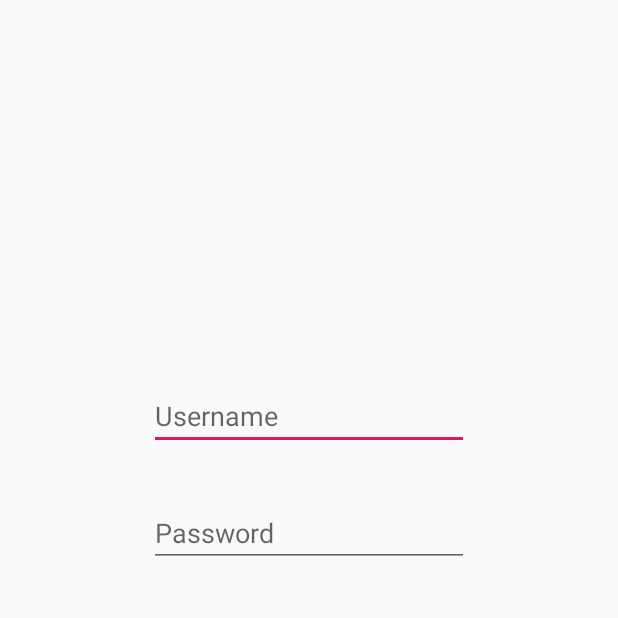
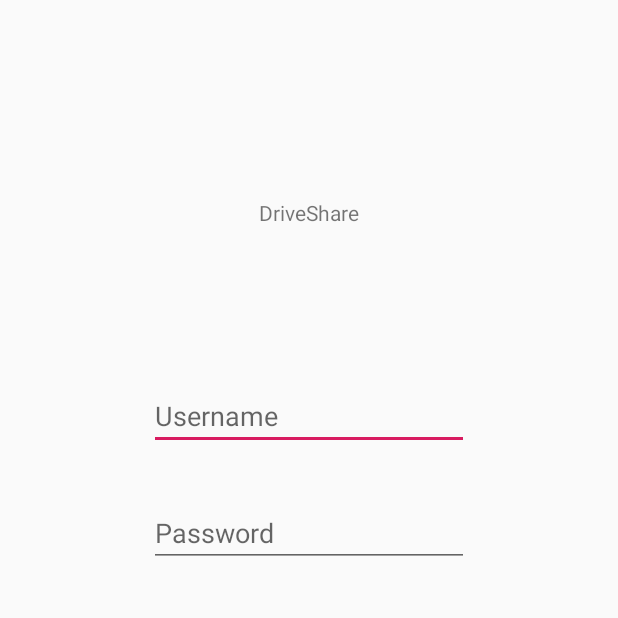
Before and after one commit to Karthikravishankar/HackISU2019Fall, an Android app: the screen it shows after launch (LoginAndSignup), on a phone screen of 412 x 824 dp, the top half of it. Run offline under Robolectric (Android 15) with nearby library versions, the phone set to English and light mode, and no system bars; our stand-ins replace Volley.

Commit message:
alot of things done here

```diff
--- a/FrontEnd/driveshare/app/src/main/res/layout/activity_main.xml
+++ b/FrontEnd/driveshare/app/src/main/res/layout/activity_main.xml
@@ -5,32 +5,6 @@
     android:layout_width="match_parent"
     android:layout_height="match_parent"
     tools:context=".LoginAndSignup">
-
-    <EditText
-        android:id="@+id/username"
-        android:layout_width="wrap_content"
-        android:layout_height="wrap_content"
-        android:ems="10"
-        android:inputType="textPersonName"
-        android:hint="Username"
-        app:layout_constraintBottom_toBottomOf="parent"
-        app:layout_constraintEnd_toEndOf="parent"
-        app:layout_constraintStart_toStartOf="parent"
-        app:layout_constraintTop_toTopOf="parent"
-        app:layout_constraintVertical_bias="0.327" />
-
-    <EditText
-        android:id="@+id/password"
-        android:layout_width="wrap_content"
-        android:layout_height="wrap_content"
-        android:ems="10"
-        android:inputType="textPersonName"
-        android:hint="Password"
-        app:layout_constraintBottom_toBottomOf="parent"
-        app:layout_constraintEnd_toEndOf="parent"
-        app:layout_constraintStart_toStartOf="parent"
-        app:layout_constraintTop_toTopOf="parent"
-        app:layout_constraintVertical_bias="0.427" />
 
     <Button
         android:id="@+id/button"
@@ -56,4 +30,41 @@
         app:layout_constraintTop_toTopOf="parent"
         app:layout_constraintVertical_bias="0.677" />
 
+    <EditText
+        android:id="@+id/username"
+        android:layout_width="wrap_content"
+        android:layout_height="wrap_content"
+        android:ems="10"
+        android:hint="Username"
+        android:inputType="textPersonName"
+        app:layout_constraintBottom_toBottomOf="parent"
+        app:layout_constraintEnd_toEndOf="parent"
+        app:layout_constraintStart_toStartOf="parent"
+        app:layout_constraintTop_toTopOf="parent"
+        app:layout_constraintVertical_bias="0.327" />
+
+    <EditText
+        android:id="@+id/password"
+        android:layout_width="wrap_content"
+        android:layout_height="wrap_content"
+        android:ems="10"
+        android:hint="Password"
+        android:inputType="textPersonName"
+        app:layout_constraintBottom_toBottomOf="parent"
+        app:layout_constraintEnd_toEndOf="parent"
+        app:layout_constraintStart_toStartOf="parent"
+        app:layout_constraintTop_toTopOf="parent"
+        app:layout_constraintVertical_bias="0.427" />
+
+    <TextView
+        android:id="@+id/DriveShare"
+        android:layout_width="wrap_content"
+        android:layout_height="wrap_content"
+        android:text="DriveShare"
+        app:layout_constraintBottom_toBottomOf="parent"
+        app:layout_constraintEnd_toEndOf="parent"
+        app:layout_constraintStart_toStartOf="parent"
+        app:layout_constraintTop_toTopOf="parent"
+        app:layout_constraintVertical_bias="0.164" />
+
 </androidx.constraintlayout.widget.ConstraintLayout>
```
Also changed, not shown: FrontEnd/driveshare/app/src/main/java/com/example/driveshare/DriveShareMain.java (+168 -1 lines), FrontEnd/driveshare/app/src/main/java/com/example/driveshare/Sound.java (+77 -20 lines), FrontEnd/driveshare/app/src/main/java/com/example/driveshare/analytics.java (+4 -4 lines), FrontEnd/driveshare/app/src/main/res/layout/activity_sound.xml (+14 -1 lines).
